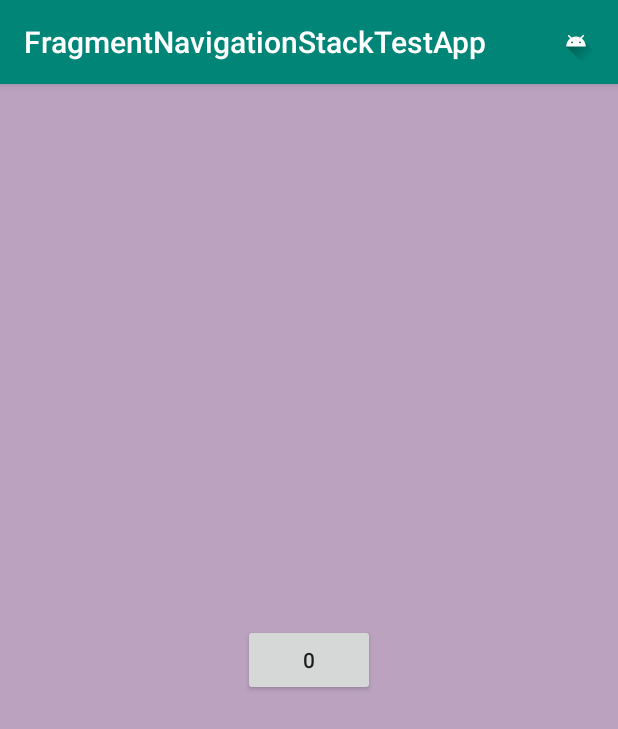
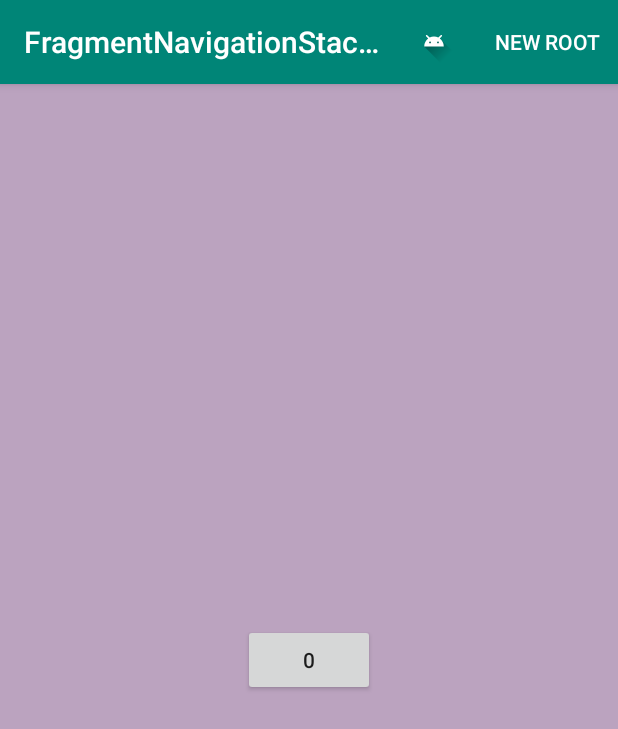
Before and after one commit to Anrimian/FragmentNavigationStackTestApp, an Android app: the screen it shows after launch (MainActivity), on a phone screen of 412 x 824 dp. Shown: the top 729 px of the screen. Run offline under Robolectric (Android 15) with nearby library versions, the phone set to English and light mode, and no system bars.

Commit message:
+ go to root fragment feature

```diff
--- a/app/src/main/java/com/github/anrimian/fragmentnavigationstacktestapp/TestFragment.java
+++ b/app/src/main/java/com/github/anrimian/fragmentnavigationstacktestapp/TestFragment.java
@@ -76,6 +76,10 @@ public class TestFragment extends Fragment {
                 button.setBackgroundColor(backgroundColor);
                 return true;
             }
+            case R.id.menu_test_root: {
+                FragmentNavigation.from(requireFragmentManager())
+                        .newRootFragment(() -> TestFragment.newInstance(0), R.anim.anim_alpha_disappear);
+            }
         }
         return false;
     }
--- a/app/src/main/java/com/github/anrimian/fragmentnavigationstacktestapp/navigation/NavigationFragment.java
+++ b/app/src/main/java/com/github/anrimian/fragmentnavigationstacktestapp/navigation/NavigationFragment.java
@@ -14,7 +14,7 @@ public class NavigationFragment extends Fragment {
         setRetainInstance(true);
     }
 
-    public FragmentNavigation getFragmentNavigation() {
+    FragmentNavigation getFragmentNavigation() {
         if (fragmentNavigation == null) {
             fragmentNavigation = new FragmentNavigation(this::getFragmentManager);
         }
--- /dev/null
+++ b/app/src/main/res/anim/anim_alpha_disappear.xml
@@ -0,0 +1,10 @@
+<?xml version="1.0" encoding="utf-8"?>
+<set
+    xmlns:android="http://schemas.android.com/apk/res/android"
+    android:duration="800">
+
+    <alpha
+        android:toAlpha="0"
+        android:fromAlpha="1" />
+
+</set>
--- a/app/src/main/res/menu/test_fragment_menu.xml
+++ b/app/src/main/res/menu/test_fragment_menu.xml
@@ -5,4 +5,8 @@
         android:title="test"
         android:icon="@drawable/ic_launcher_foreground"
         app:showAsAction="always"/>
+
+    <item android:id="@+id/menu_test_root"
+        android:title="new root"
+        app:showAsAction="ifRoom"/>
 </menu>
--- a/app/src/main/res/menu/test_fragment_menu_two.xml
+++ b/app/src/main/res/menu/test_fragment_menu_two.xml
@@ -4,4 +4,8 @@
     <item android:id="@+id/menu_test"
         android:title="test"
         app:showAsAction="always"/>
+
+    <item android:id="@+id/menu_test_root"
+        android:title="new root"
+        app:showAsAction="ifRoom"/>
 </menu>
```
Also changed, not shown: app/src/main/java/com/github/anrimian/fragmentnavigationstacktestapp/navigation/FragmentNavigation.java (+37 -2 lines), app/src/main/res/anim/anim_alpha_appear.xml (added, +10 -0 lines).
